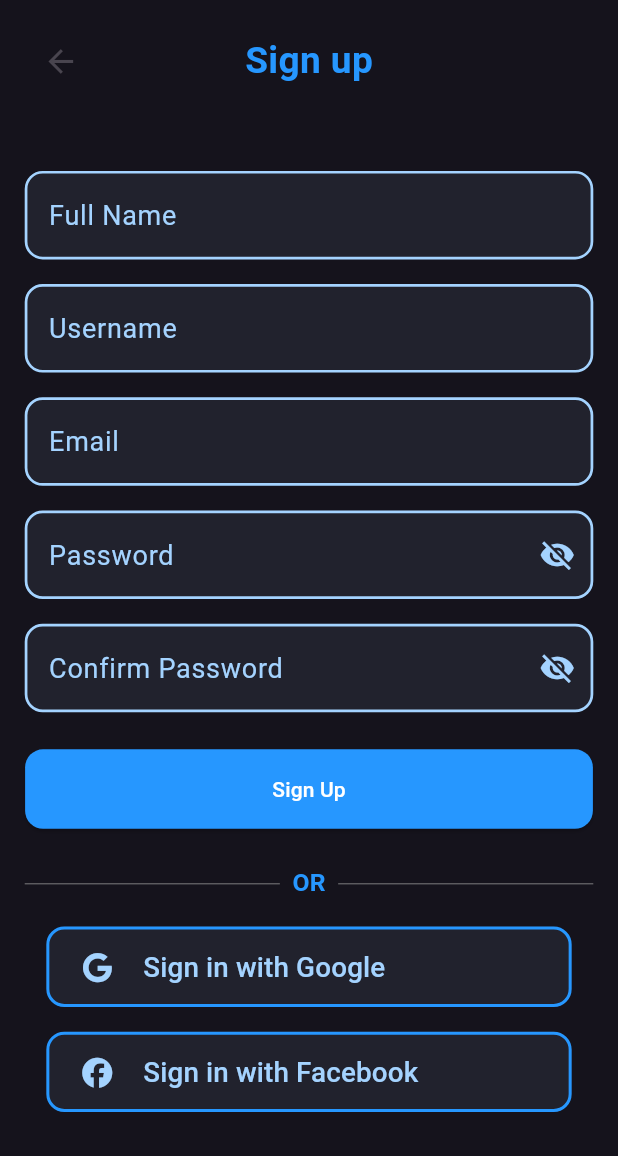
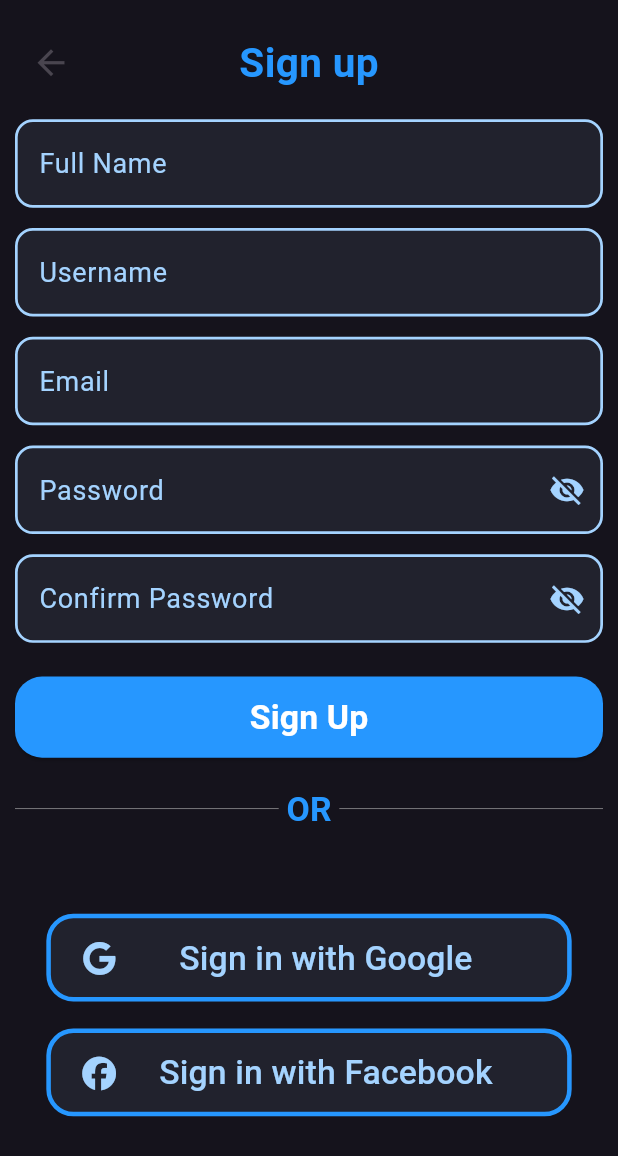
Before and after one commit to Sye0x/Step-Counter, a Flutter app: the screen it shows after launch, on a phone screen of 412 x 824 dp. Shown: the top 1156 px of the screen. Run offline on Flutter 3.47's test engine with Material 3 defaults, Android fonts, the phone set to English and light mode, and no system bars; our stand-ins replace flutter_screenutil, font_awesome_flutter.

Commit message:
Responsive Screen

```diff
--- a/lib/main.dart
+++ b/lib/main.dart
@@ -1,24 +1,29 @@
 import 'package:flutter/material.dart';
+import 'package:flutter_screenutil/flutter_screenutil.dart';
 import 'package:step_counter/const/constantcolors.dart';
 import 'package:step_counter/widget/mainscreen.dart';
 
 void main() {
-  runApp(const MyApp());
+  runApp(
+    ScreenUtilInit(
+      designSize: Size(412, 915), // Pixel 7 resolution
+      minTextAdapt: true,
+      splitScreenMode: true,
+      builder: (context, child) => const MyApp(),
+    ),
+  );
 }
 
 class MyApp extends StatelessWidget {
   const MyApp({super.key});
 
-  // This widget is the root of your application.
   @override
   Widget build(BuildContext context) {
     return MaterialApp(
-      theme: ThemeData(
-        scaffoldBackgroundColor: backgroundColor, // Global background color
-      ),
-      title: 'Flutter Demo',
+      title: 'Responsive Signup',
       debugShowCheckedModeBanner: false,
-      home: MainScreen(),
+      theme: ThemeData(scaffoldBackgroundColor: backgroundColor),
+      home: const MainScreen(),
     );
   }
 }
--- a/lib/widget/pages/signup/signup.dart
+++ b/lib/widget/pages/signup/signup.dart
@@ -1,22 +1,13 @@
-import "package:flutter/material.dart";
-import "package:font_awesome_flutter/font_awesome_flutter.dart";
-import "package:step_counter/const/constantcolors.dart";
-import "package:step_counter/widget/reuseable/input_field.dart";
+import 'package:flutter/material.dart';
+import 'package:flutter_screenutil/flutter_screenutil.dart';
+import 'package:font_awesome_flutter/font_awesome_flutter.dart';
+import 'package:step_counter/const/constantcolors.dart';
+import 'package:step_counter/widget/reuseable/input_field.dart';
 
-class Signup extends StatefulWidget {
+class Signup extends StatelessWidget {
   const Signup({super.key});
 
-  @override
-  State<Signup> createState() => _Signup();
-}
-
-class _Signup extends State<Signup> {
-  @override
-  Widget build(BuildContext context) {
-    final screenWidth = MediaQuery.of(context).size.width;
-    final screenHeight = MediaQuery.of(context).size.height;
-
-    Widget header() {
+  Widget header(BuildContext context) {
     return Stack(
       alignment: Alignment.center,
       children: [
@@ -27,7 +18,7 @@ class _Signup extends State<Signup> {
               Navigator.pop(context); // Optional: back functionality
             },
             icon: Icon(Icons.arrow_back),
-              iconSize: screenWidth * 0.06,
+            iconSize: 30.sp,
           ),
         ),
         Center(
@@ -35,55 +26,10 @@ class _Signup extends State<Signup> {
             "Sign up",
             style: TextStyle(
               color: primaryColor,
-                fontSize: screenWidth * 0.06,
+              fontSize: 30.sp,
               fontWeight: FontWeight.bold,
             ),
           ),
-          ),
-        ],
-      );
-    }
-
-    Widget formFields() {
-      return Column(
-        children: [
-          CustomTextField(hint: "Full Name"),
-          SizedBox(height: screenHeight * 0.02),
-          CustomTextField(hint: "Username"),
-          SizedBox(height: screenHeight * 0.02),
-          CustomTextField(hint: "Email"),
-          SizedBox(height: screenHeight * 0.02),
-          CustomTextField(hint: "Password", isPassword: true),
-          SizedBox(height: screenHeight * 0.02),
-          CustomTextField(hint: "Confirm Password", isPassword: true),
-          SizedBox(height: screenHeight * 0.03),
-          ElevatedButton(
-            onPressed: () {},
-            style: ButtonStyle(
-              padding: WidgetStateProperty.all<EdgeInsetsGeometry>(
-                EdgeInsets.symmetric(
-                  vertical: screenHeight * 0.02,
-                  horizontal: screenWidth * 0.4,
-                ),
-              ),
-              shape: WidgetStateProperty.all<RoundedRectangleBorder>(
-                RoundedRectangleBorder(
-                  borderRadius: BorderRadius.circular(12), // Rounded corners
-                ),
-              ),
-
-              backgroundColor: WidgetStateProperty.resolveWith<Color>((
-                Set<WidgetState> states,
-              ) {
-                if (states.contains(WidgetState.pressed)) {
-                  return primaryColor.withOpacity(
-                    0.8,
-                  ); // Slightly darker when pressed
-                }
-                return primaryColor; // Normal state
-              }),
-            ),
-            child: Text("Sign Up", style: TextStyle(color: Color(0xFFFFFFFF))),
         ),
       ],
     );
@@ -94,60 +40,57 @@ class _Signup extends State<Signup> {
       children: [
         Expanded(
           child: Divider(
-              color: Colors.grey.shade500,
+            color: const Color.fromARGB(197, 189, 189, 189),
             thickness: 0.5,
-              endIndent: screenWidth * 0.02,
+            endIndent: 5.w,
           ),
         ),
         Text(
           "OR",
           style: TextStyle(
             color: primaryColor,
+            fontSize: 25.sp,
             fontWeight: FontWeight.w600,
-              fontSize: screenHeight * 0.02,
           ),
         ),
         Expanded(
           child: Divider(
-              color: Colors.grey.shade500,
+            color: const Color.fromARGB(197, 189, 189, 189),
             thickness: 0.5,
-              indent: screenWidth * 0.02,
+            indent: 5.w,
           ),
         ),
       ],
     );
   }
 
-    Widget socialButton({
-      required String text,
-      required IconData icon,
-      required VoidCallback onPressed,
-      required double screenWidth,
-      required double screenHeight,
-    }) {
+  Widget socialButton(String text, IconData icon, VoidCallback onPressed) {
     return SizedBox(
-        width: screenWidth * 0.85,
-        height: screenHeight * 0.065,
+      width: 0.85.sw,
+      height: 65.h,
       child: OutlinedButton(
         onPressed: onPressed,
         style: OutlinedButton.styleFrom(
-            side: BorderSide(color: primaryColor, width: 2),
+          side: BorderSide(color: primaryColor, width: 3),
           shape: RoundedRectangleBorder(
-              borderRadius: BorderRadius.circular(12),
+            borderRadius: BorderRadius.circular(20.r),
           ),
           backgroundColor: cardBackgroundColor,
         ),
         child: Row(
-            mainAxisAlignment: MainAxisAlignment.start,
           children: [
-              Icon(icon, color: secondaryColor, size: 20),
-              SizedBox(width: screenWidth * 0.05),
-              Text(
+            Icon(icon, color: secondaryColor, size: 25.sp),
+
+            Expanded(
+              child: Center(
+                child: Text(
                   text,
                   style: TextStyle(
+                    fontSize: 25.sp,
                     color: secondaryColor,
-                  fontSize: screenWidth * 0.045,
                     fontWeight: FontWeight.w500,
+                  ),
+                ),
               ),
             ),
           ],
@@ -156,46 +99,64 @@ class _Signup extends State<Signup> {
     );
   }
 
+  @override
+  Widget build(BuildContext context) {
     return Scaffold(
       body: SafeArea(
         child: Padding(
-          padding: EdgeInsets.symmetric(
-            horizontal: screenWidth * 0.04, // 4% of screen width
-            vertical: screenHeight * 0.02, // 2% of screen height
+          padding: EdgeInsets.symmetric(horizontal: 10.w, vertical: 20.h),
+          child: SingleChildScrollView(
+            child: Column(
+              children: [
+                header(context),
+                SizedBox(height: 15.h),
+                CustomTextField(hint: "Full Name"),
+                SizedBox(height: 15.h),
+                CustomTextField(hint: "Username"),
+                SizedBox(height: 15.h),
+                CustomTextField(hint: "Email"),
+                SizedBox(height: 15.h),
+                CustomTextField(hint: "Password", isPassword: true),
+                SizedBox(height: 15.h),
+                CustomTextField(hint: "Confirm Password", isPassword: true),
+                SizedBox(height: 25.h),
+                SizedBox(
+                  width: double.infinity,
+                  height: 60.h,
+                  child: ElevatedButton(
+                    onPressed: () {},
+                    style: ElevatedButton.styleFrom(
+                      backgroundColor: primaryColor,
+                      shape: RoundedRectangleBorder(
+                        borderRadius: BorderRadius.circular(20.r),
                       ),
-          child: Column(
-            crossAxisAlignment: CrossAxisAlignment.center,
-            children: [
-              header(),
-              SizedBox(height: screenHeight * 0.06),
-              formFields(),
-              SizedBox(height: screenHeight * 0.03),
+                    ),
+                    child: Text(
+                      "Sign Up",
+                      style: TextStyle(
+                        fontSize: 25.sp,
+                        color: Colors.white,
+                        fontWeight: FontWeight.bold,
+                      ),
+                    ),
+                  ),
+                ),
+                SizedBox(height: 20.h),
                 orDivider(),
-              SizedBox(height: screenHeight * 0.02),
+                SizedBox(height: 60.h),
                 socialButton(
-                text: "Sign in with Google",
-                icon: FontAwesomeIcons.google,
-                onPressed: () {
-                  // Handle Google sign-in
-                },
-                screenWidth: screenWidth,
-                screenHeight: screenHeight,
-                // Add an icon before the text for Google
+                  "Sign in with Google",
+                  FontAwesomeIcons.google,
+                  () {},
                 ),
-
-              SizedBox(height: screenHeight * 0.02),
-
+                SizedBox(height: 20.h),
                 socialButton(
-                text: "Sign in with Facebook",
-                icon: FontAwesomeIcons.facebook,
-                onPressed: () {
-                  // Handle Facebook sign-in
-                },
-                screenWidth: screenWidth,
-                screenHeight: screenHeight,
+                  "Sign in with Facebook",
+                  FontAwesomeIcons.facebook,
+                  () {},
                 ),
-              // Add other widgets here, using similar responsive values
               ],
+            ),
           ),
         ),
       ),
--- a/pubspec.yaml
+++ b/pubspec.yaml
@@ -35,6 +35,7 @@ dependencies:
   # Use with the CupertinoIcons class for iOS style icons.
   cupertino_icons: ^1.0.8
   font_awesome_flutter: ^10.8.0
+  flutter_screenutil: ^5.9.0
 
 dev_dependencies:
   flutter_test:
```
Also changed, not shown: pubspec.lock. Lines whose indentation alone changed are shown as unchanged.
